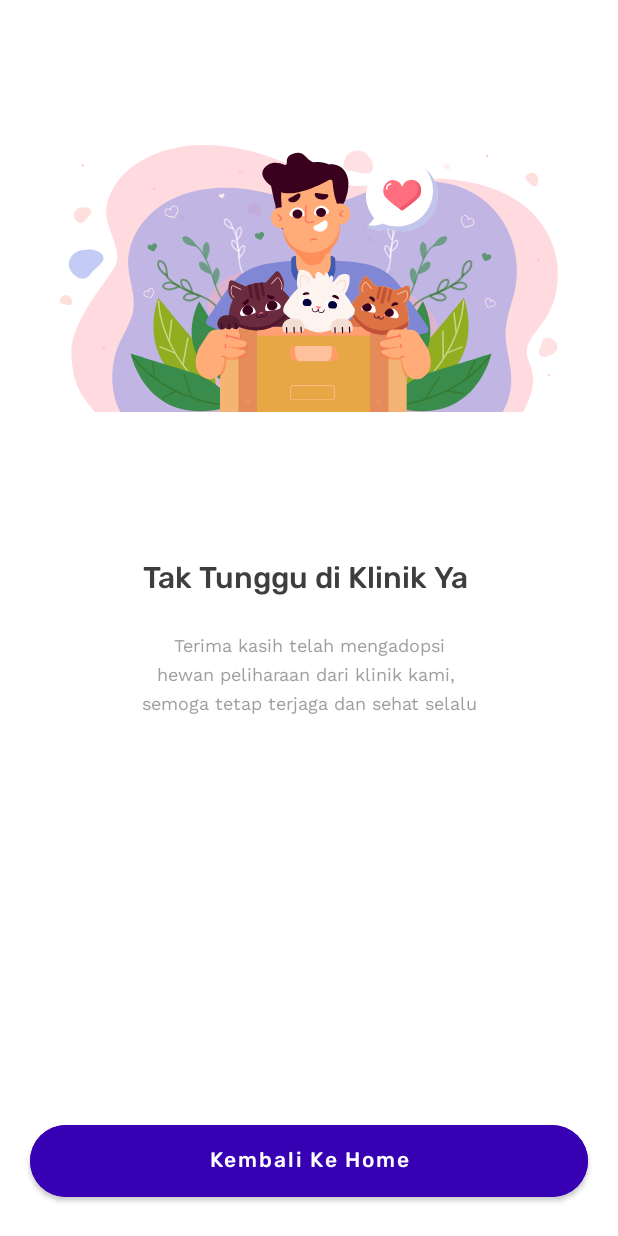
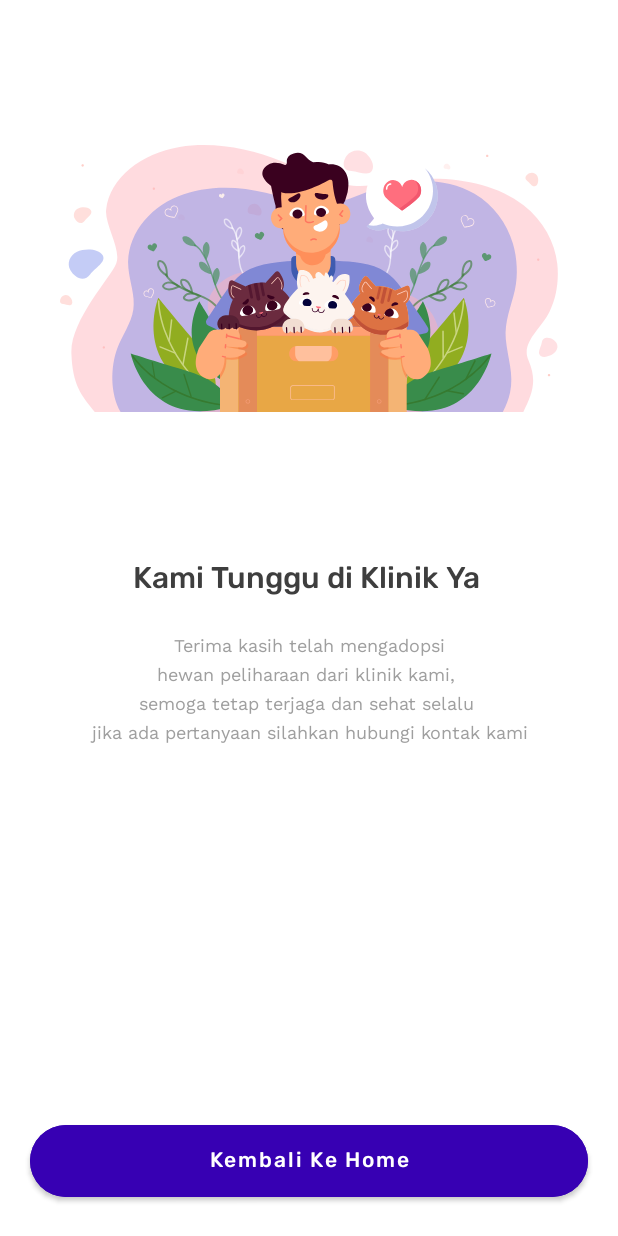
Before and after one commit to tomorisakura/aywa-pet, an Android app: the SuccessActivity screen opened directly, with no data from a screen before it, on a phone screen of 412 x 824 dp. Run offline under Robolectric (Android 15) with nearby library versions, the phone set to English and light mode, and no system bars; our stand-ins replace Dagger/Hilt's generated code.

Commit message:
refactor acrivity success xml 🙄

```diff
--- a/app/src/main/java/com/grevi/aywapet/utils/Constant.kt
+++ b/app/src/main/java/com/grevi/aywapet/utils/Constant.kt
@@ -1,7 +1,7 @@
 package com.grevi.aywapet.utils
 
 object Constant {
-    const val BASE_URL = "http://192.168.1.3:3000"
+    const val BASE_URL = "http://192.168.1.10:3000"
     const val RC_SIGN = 1
     const val MY_PERMISSIONS_WRITE_EXTERNAL_STORAGE = 10
 
--- a/app/src/main/res/layout/activity_success.xml
+++ b/app/src/main/res/layout/activity_success.xml
@@ -32,7 +32,7 @@
         android:layout_width="0dp"
         android:layout_height="wrap_content"
         android:gravity="center"
-        android:text="Tak Tunggu di Klinik Ya "
+        android:text="Kami Tunggu di Klinik Ya "
         app:layout_constraintEnd_toEndOf="parent"
         app:layout_constraintStart_toStartOf="parent"
         app:layout_constraintTop_toTopOf="@+id/guideline4" />
@@ -40,7 +40,7 @@
     <TextView
         android:layout_width="match_parent"
         android:layout_height="wrap_content"
-        android:text="Terima kasih telah mengadopsi\nhewan peliharaan dari klinik kami, \nsemoga tetap terjaga dan sehat selalu"
+        android:text="Terima kasih telah mengadopsi\nhewan peliharaan dari klinik kami, \nsemoga tetap terjaga dan sehat selalu \njika ada pertanyaan silahkan hubungi kontak kami"
         style="@style/text_info_address"
         android:gravity="center"
         android:layout_margin="20dp"
```
Also changed, not shown: app/src/main/java/com/grevi/aywapet/worker/TimerWorker.kt (+1 -7 lines).
